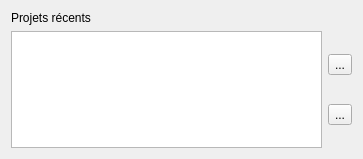
Above: src/tweedy/gui/MainWindow/startwindow.ui from stopmotionimac/tweedy before the change. Below: the same form after it.
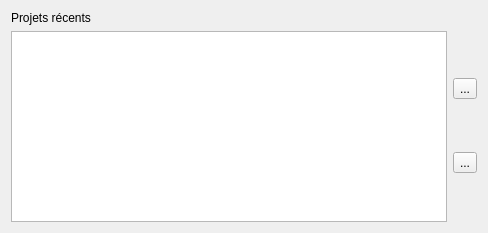
That is the form after the change.

Commit message: essai ajout widget command

Patch:
```diff
--- a/src/tweedy/gui/MainWindow/startwindow.ui
+++ b/src/tweedy/gui/MainWindow/startwindow.ui
@@ -6,8 +6,8 @@
    <rect>
     <x>0</x>
     <y>0</y>
-    <width>363</width>
-    <height>159</height>
+    <width>488</width>
+    <height>233</height>
    </rect>
   </property>
   <property name="windowTitle">
```
The commit also changes 4 other files.
